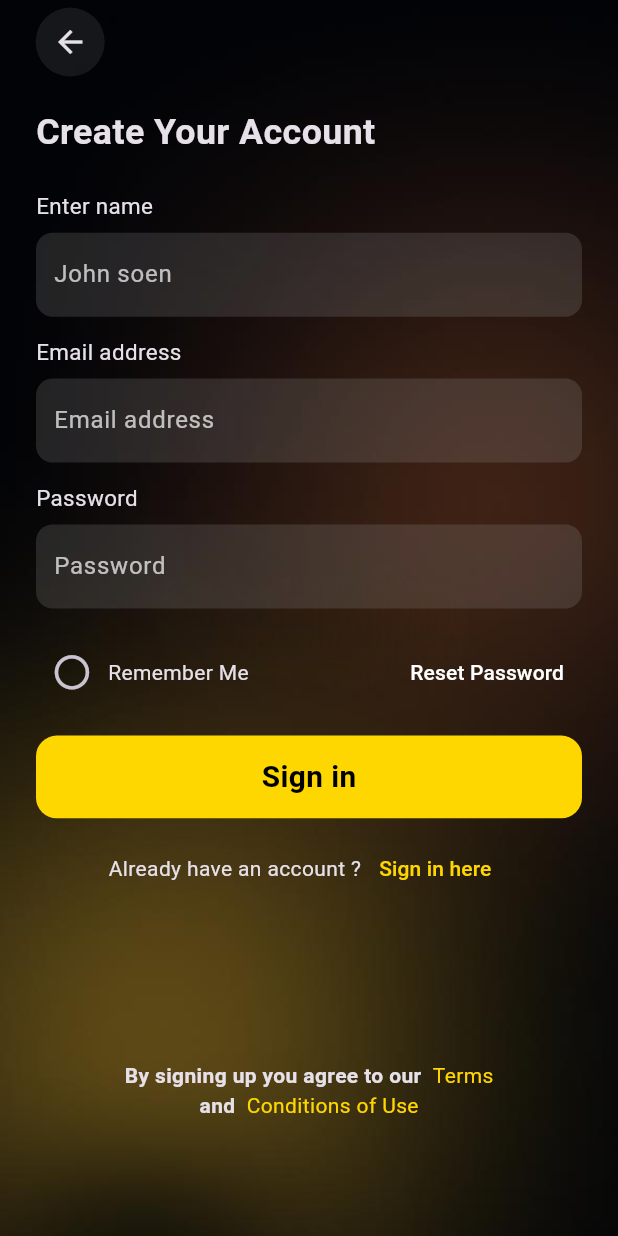
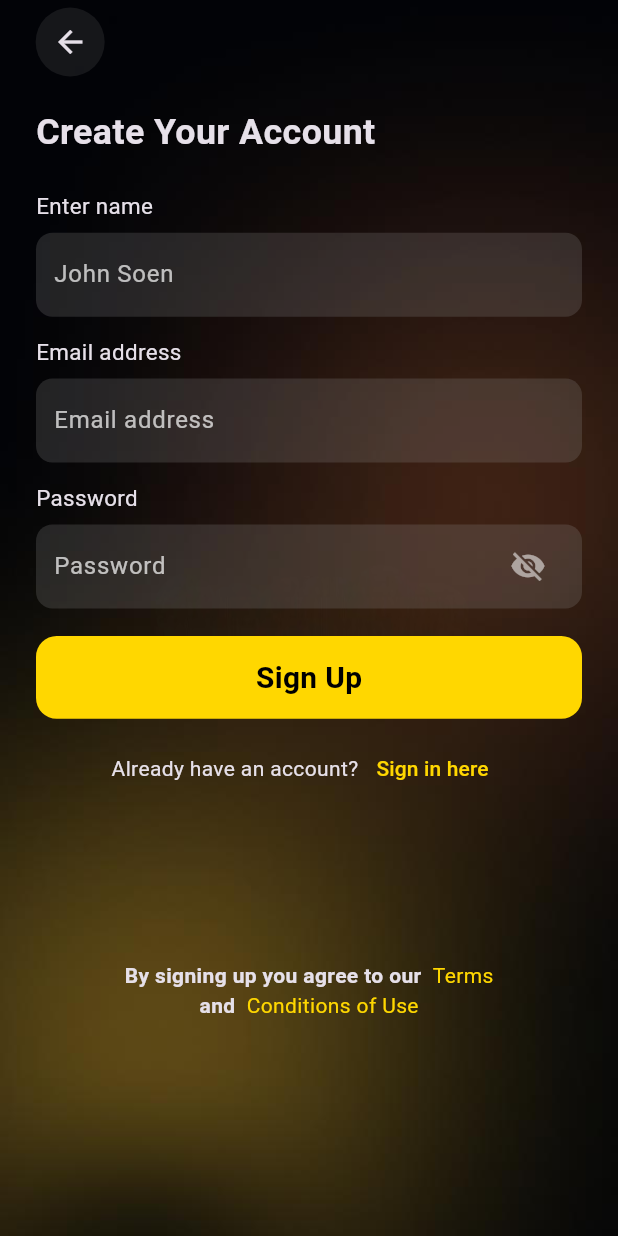
Before and after one commit to BilolShakur/Joy_bor, a Flutter app: the SignUpScreen screen opened by its route, on a phone screen of 412 x 824 dp. Run offline on Flutter 3.47's test engine with Material 3 defaults, Android fonts, the phone set to English and light mode, and no system bars; our stand-ins replace dio, firebase_core, flutter_bloc, flutter_local_notifications, flutter_screenutil, pin_code_fields and 1 more; accounts and stored records are empty.

Commit message:
On a dark there is a high way 🗣️

```diff
--- a/lib/features/auth/data/auth_repository.dart
+++ b/lib/features/auth/data/auth_repository.dart
@@ -24,7 +24,7 @@ class AuthRepository {
     }
   }
 
-  /// Create a new user
+
   Future<bool> createUser({
     required String email,
     required String phoneNumber,
@@ -59,7 +59,7 @@ class AuthRepository {
     }
   }
 
-  /// Send OTP to email
+
   Future<bool> sendOtp(String email) async {
     final url = Uri.parse('$baseUrl/auth/send-otp');
     try {
@@ -74,7 +74,7 @@ class AuthRepository {
     }
   }
 
-  /// Verify OTP and get tokens
+
   Future<Map<String, dynamic>?> verifyOtp({
     required String email,
     required String otp,
--- a/lib/features/auth/presentation/pages/signup_page.dart
+++ b/lib/features/auth/presentation/pages/signup_page.dart
@@ -1,26 +1,24 @@
 import 'package:flutter/material.dart';
 import 'package:flutter_screenutil/flutter_screenutil.dart';
+import 'package:flutter_bloc/flutter_bloc.dart';
 import 'package:joy_bor/core/constants/app_images.dart';
-import 'package:joy_bor/features/auth/presentation/bloc/login_cubit.dart';
+import 'package:joy_bor/features/auth/data/auth_repository.dart';
+import 'package:joy_bor/features/auth/presentation/bloc/signup_cubit.dart';
 import 'package:joy_bor/features/auth/presentation/widgets/arrow_back_leading.dart';
 import 'package:joy_bor/features/auth/presentation/widgets/custon_button.dart';
 import 'package:joy_bor/features/auth/presentation/widgets/dont_have_text.dart';
 import 'package:joy_bor/features/auth/presentation/widgets/terms_text.dart';
-import '../bloc/signup_cubit.dart';
-
+import '../widgets/custom_textfield.dart';
 import 'otp_page.dart';
-import 'package:flutter_bloc/flutter_bloc.dart';
-
-import '../widgets/custom_textfield.dart';
-
-import '../../data/auth_repository.dart';
 
 class SignUpScreen extends StatelessWidget {
   const SignUpScreen({super.key});
 
   @override
   Widget build(BuildContext context) {
+    final nameController = TextEditingController();
     final emailController = TextEditingController();
+    final passwordController = TextEditingController();
 
     return BlocProvider(
       create: (_) => SignUpCubit(AuthRepository()),
@@ -42,9 +40,10 @@ class SignUpScreen extends StatelessWidget {
         },
         child: BlocBuilder<SignUpCubit, SignUpState>(
           builder: (context, state) {
+            final isLoading = state is SignUpLoading;
+
             return Scaffold(
               extendBodyBehindAppBar: true,
-
               appBar: AppBar(
                 leadingWidth: 300.w,
                 backgroundColor: Colors.transparent,
@@ -58,15 +57,10 @@ class SignUpScreen extends StatelessWidget {
                   Positioned.fill(
                     child: Image.asset(AppImages.bg, fit: BoxFit.cover),
                   ),
-
                   SafeArea(
                     child: Padding(
                       padding: const EdgeInsets.symmetric(horizontal: 24),
-                      child: BlocBuilder<LoginCubit, LoginState>(
-                        builder: (context, state) {
-                          final isLoading = state is LoginLoading;
-
-                          return Column(
+                      child: Column(
                         children: [
                           SizedBox(height: 16.h),
                           Column(
@@ -86,8 +80,8 @@ class SignUpScreen extends StatelessWidget {
                               ),
                               SizedBox(height: 8.h),
                               CustomTextField(
-                                    controller: emailController,
-                                    label: "John soen",
+                                controller: nameController,
+                                label: "John Soen",
                               ),
                               SizedBox(height: 14.h),
                               Text(
@@ -106,55 +100,35 @@ class SignUpScreen extends StatelessWidget {
                               ),
                               SizedBox(height: 8.h),
                               CustomTextField(
+                                controller: passwordController,
+                                label: "Password",
                                 obscureText: true,
-                                    controller: emailController,
-                                    label: "Password",
                               ),
                               SizedBox(height: 20.h),
-                                  Row(
-                                    children: [
-                                      IconButton(
-                                        iconSize: 30.h,
-                                        onPressed: () {},
-                                        icon: Icon(Icons.circle_outlined),
-                                      ),
-                                      Text("Remember Me"),
-                                      Spacer(),
-                                      TextButton(
-                                        onPressed: () {},
-                                        child: Text(
-                                          "Reset Password",
-                                          style: TextStyle(color: Colors.white),
-                                        ),
-                                      ),
                             ],
                           ),
-                                ],
-                              ),
+                          isLoading
+                              ? CircularProgressIndicator(color: Colors.white)
+                              : CustonButton(
+                                  label: "Sign Up",
+                                  onTap: () {
+                                    final name = nameController.text.trim();
+                                    final email = emailController.text.trim();
+                                    final password = passwordController.text
+                                        .trim();
 
-                              SizedBox(height: 20.h),
-
-                              isLoading
-                                  ? CircularProgressIndicator(
-                                      color: Colors.white,
-                                    )
-                                  : CustonButton(
-                                      label: "Sign in",
-                                      onTap: () {
-                                        final email = emailController.text
-                                            .trim();
-                                        if (email.isNotEmpty) {
-                                          context.read<LoginCubit>().login(
-                                            email,
+                                    if (name.isNotEmpty &&
+                                        email.isNotEmpty &&
+                                        password.isNotEmpty) {
+                                      context.read<SignUpCubit>().signUp(
+                                        email: email,
                                       );
                                     } else {
                                       ScaffoldMessenger.of(
                                         context,
                                       ).showSnackBar(
                                         SnackBar(
-                                              content: Text(
-                                                "Enter your email.",
-                                              ),
+                                          content: Text("Fill all fields."),
                                         ),
                                       );
                                     }
@@ -162,15 +136,13 @@ class SignUpScreen extends StatelessWidget {
                                 ),
                           SizedBox(height: 10.h),
                           DontHaveText(
-                                firstText: "Already have an account ?",
+                            firstText: "Already have an account?",
                             textbutton: "Sign in here",
                             ontap: () {},
                           ),
                           SizedBox(height: 113.h),
                           const TermsText(),
                         ],
-                          );
-                        },
                       ),
                     ),
                   ),
--- a/lib/features/auth/presentation/widgets/custom_textfield.dart
+++ b/lib/features/auth/presentation/widgets/custom_textfield.dart
@@ -1,7 +1,7 @@
 import 'package:flutter/material.dart';
 import 'package:flutter_screenutil/flutter_screenutil.dart';
 
-class CustomTextField extends StatelessWidget {
+class CustomTextField extends StatefulWidget {
   final TextEditingController? controller;
   final String label;
   final bool obscureText;
@@ -16,6 +16,19 @@ class CustomTextField extends StatelessWidget {
   }) : super(key: key);
 
   @override
+  State<CustomTextField> createState() => _CustomTextFieldState();
+}
+
+class _CustomTextFieldState extends State<CustomTextField> {
+  late bool isObscured;
+
+  @override
+  void initState() {
+    super.initState();
+    isObscured = widget.obscureText;
+  }
+
+  @override
   Widget build(BuildContext context) {
     return Container(
       decoration: BoxDecoration(
@@ -24,13 +37,26 @@ class CustomTextField extends StatelessWidget {
       ),
       padding: EdgeInsets.symmetric(horizontal: 12.w),
       child: TextField(
-        controller: controller,
-        obscureText: obscureText,
-        keyboardType: keyboardType,
+        controller: widget.controller,
+        obscureText: isObscured,
+        keyboardType: widget.keyboardType,
         decoration: InputDecoration(
           border: InputBorder.none,
-          labelText: label,
+          labelText: widget.label,
           labelStyle: TextStyle(color: Colors.white70),
+          suffixIcon: widget.obscureText
+              ? IconButton(
+                  icon: Icon(
+                    isObscured ? Icons.visibility_off : Icons.visibility,
+                    color: Colors.white54,
+                  ),
+                  onPressed: () {
+                    setState(() {
+                      isObscured = !isObscured;
+                    });
+                  },
+                )
+              : null,
         ),
         style: TextStyle(color: Colors.white),
       ),
```
Also changed, not shown: lib/features/auth/presentation/bloc/signup_cubit.dart (+2 -22 lines), lib/features/auth/presentation/pages/otp_page.dart (+51 -5 lines), lib/features/on_boarding/screens/splash_page.dart (+10 -3 lines). Lines whose indentation alone changed are shown as unchanged.
